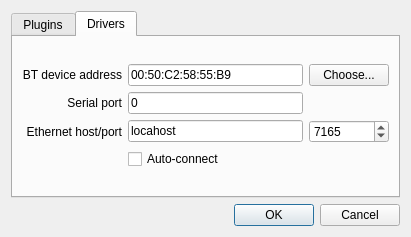
Above: papywizard/view/ui/preferencesDialog.ui from bingostar89/Papywizard before the change. Below: the same form after it.
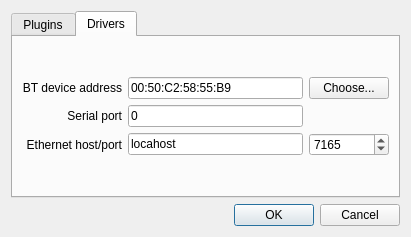
That is the form after the change. The open tabs and pages were chosen to show the change. Icons and pictures are not drawn.

Commit message: Removed auto-connect checkbox

The edit to the form file:
```diff
--- a/papywizard/view/ui/preferencesDialog.ui
+++ b/papywizard/view/ui/preferencesDialog.ui
@@ -229,13 +229,6 @@
            </property>
           </widget>
          </item>
-         <item row="3" column="1" >
-          <widget class="QCheckBox" name="hardwareAutoConnectCheckBox" >
-           <property name="text" >
-            <string>Auto-connect</string>
-           </property>
-          </widget>
-         </item>
         </layout>
        </item>
       </layout>
```
Left out of the diff: 201 changed lines with no effect on the pictures. The commit also changes 3 other files.
